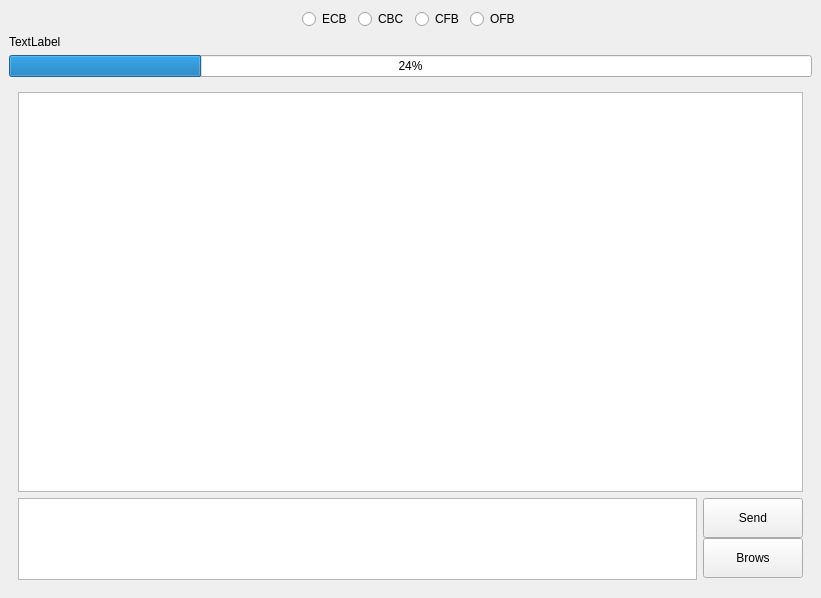
Before: the Qt Designer form ui/main_window.ui in Graidaris/encrypted_communicator, drawn with Qt 5.
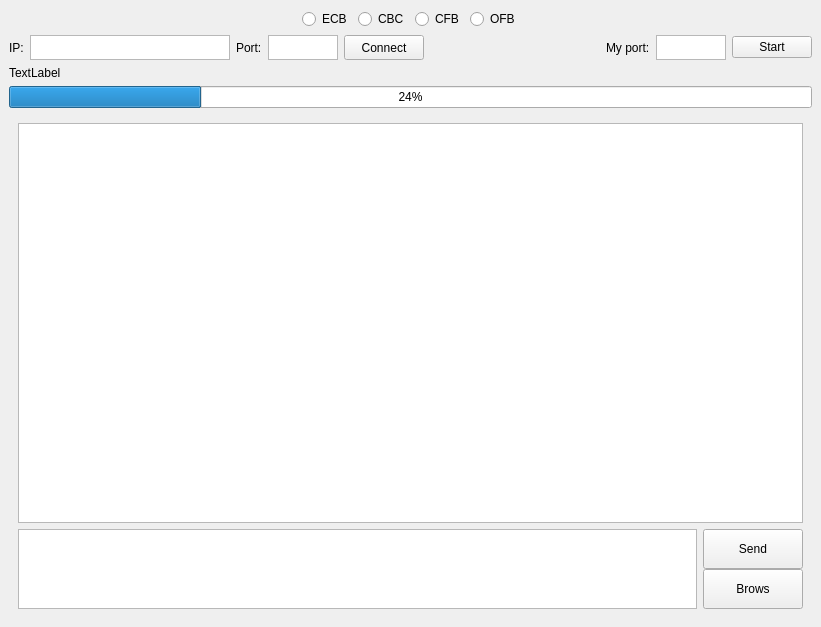
After: the same form once the commit is applied.

Diff of the .ui file:
```diff
--- a/ui/main_window.ui
+++ b/ui/main_window.ui
@@ -6,8 +6,8 @@
    <rect>
     <x>0</x>
     <y>0</y>
-    <width>815</width>
-    <height>598</height>
+    <width>821</width>
+    <height>620</height>
    </rect>
   </property>
   <property name="sizePolicy">
@@ -35,8 +35,6 @@
    <property name="autoFillBackground">
     <bool>false</bool>
    </property>
-   <layout class="QVBoxLayout" name="verticalLayout_3">
-    <item>
      <layout class="QVBoxLayout" name="verticalLayout">
       <item>
        <layout class="QHBoxLayout" name="horizontalLayout_6">
@@ -96,6 +94,100 @@
         </item>
        </layout>
       </item>
+    <item>
+     <layout class="QHBoxLayout" name="horizontalLayout_3">
+      <item>
+       <widget class="QLabel" name="label_3">
+        <property name="text">
+         <string>IP:</string>
+        </property>
+       </widget>
+      </item>
+      <item>
+       <widget class="QTextEdit" name="textEditConnectAdress">
+        <property name="minimumSize">
+         <size>
+          <width>50</width>
+          <height>10</height>
+         </size>
+        </property>
+        <property name="maximumSize">
+         <size>
+          <width>200</width>
+          <height>25</height>
+         </size>
+        </property>
+       </widget>
+      </item>
+      <item>
+       <widget class="QLabel" name="label_4">
+        <property name="text">
+         <string>Port:</string>
+        </property>
+       </widget>
+      </item>
+      <item>
+       <widget class="QTextEdit" name="textEditConnectPort">
+        <property name="maximumSize">
+         <size>
+          <width>70</width>
+          <height>25</height>
+         </size>
+        </property>
+       </widget>
+      </item>
+      <item>
+       <widget class="QPushButton" name="pushButtonConnect">
+        <property name="maximumSize">
+         <size>
+          <width>100</width>
+          <height>100</height>
+         </size>
+        </property>
+        <property name="text">
+         <string>Connect</string>
+        </property>
+       </widget>
+      </item>
+      <item>
+       <spacer name="horizontalSpacer_3">
+        <property name="orientation">
+         <enum>Qt::Horizontal</enum>
+        </property>
+        <property name="sizeHint" stdset="0">
+         <size>
+          <width>40</width>
+          <height>20</height>
+         </size>
+        </property>
+       </spacer>
+      </item>
+      <item>
+       <widget class="QLabel" name="label_2">
+        <property name="text">
+         <string>My port:</string>
+        </property>
+       </widget>
+      </item>
+      <item>
+       <widget class="QTextEdit" name="textEditMyPort">
+        <property name="maximumSize">
+         <size>
+          <width>70</width>
+          <height>25</height>
+         </size>
+        </property>
+       </widget>
+      </item>
+      <item>
+       <widget class="QPushButton" name="pushButtonStart">
+        <property name="text">
+         <string>Start</string>
+        </property>
+       </widget>
+      </item>
+     </layout>
+    </item>
       <item>
        <widget class="QLabel" name="label">
         <property name="text">
@@ -109,8 +201,6 @@
          <number>24</number>
         </property>
        </widget>
-      </item>
-     </layout>
     </item>
     <item>
      <widget class="QWidget" name="widget" native="true">
```
Lines whose indentation alone changed are shown as unchanged.
